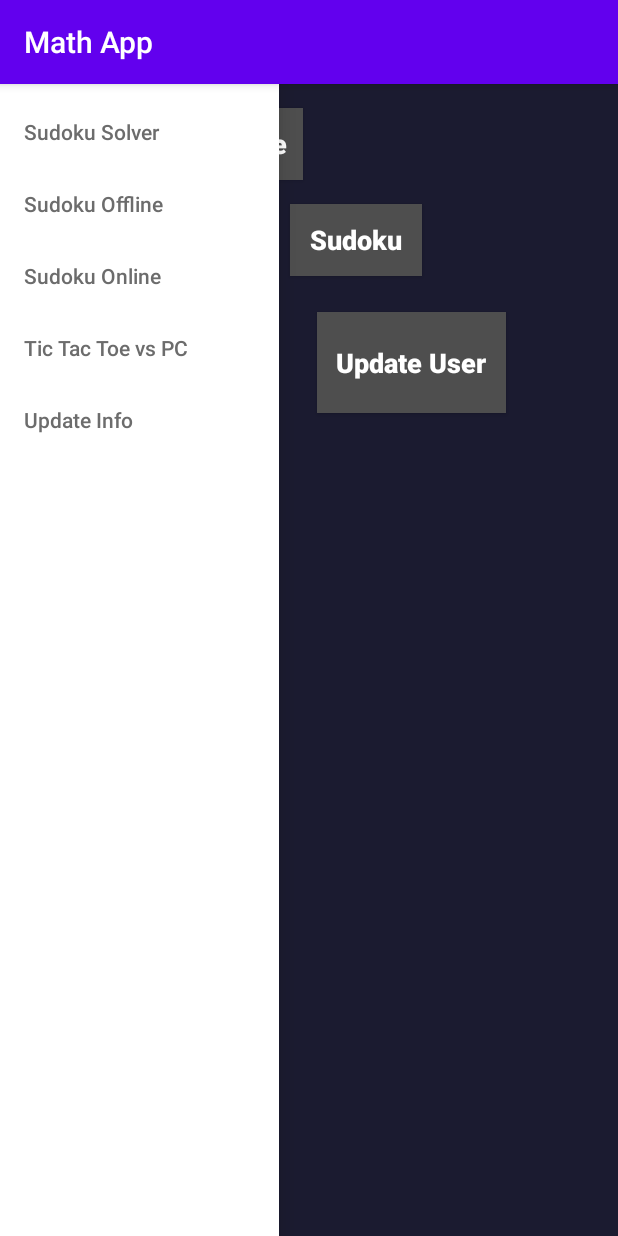
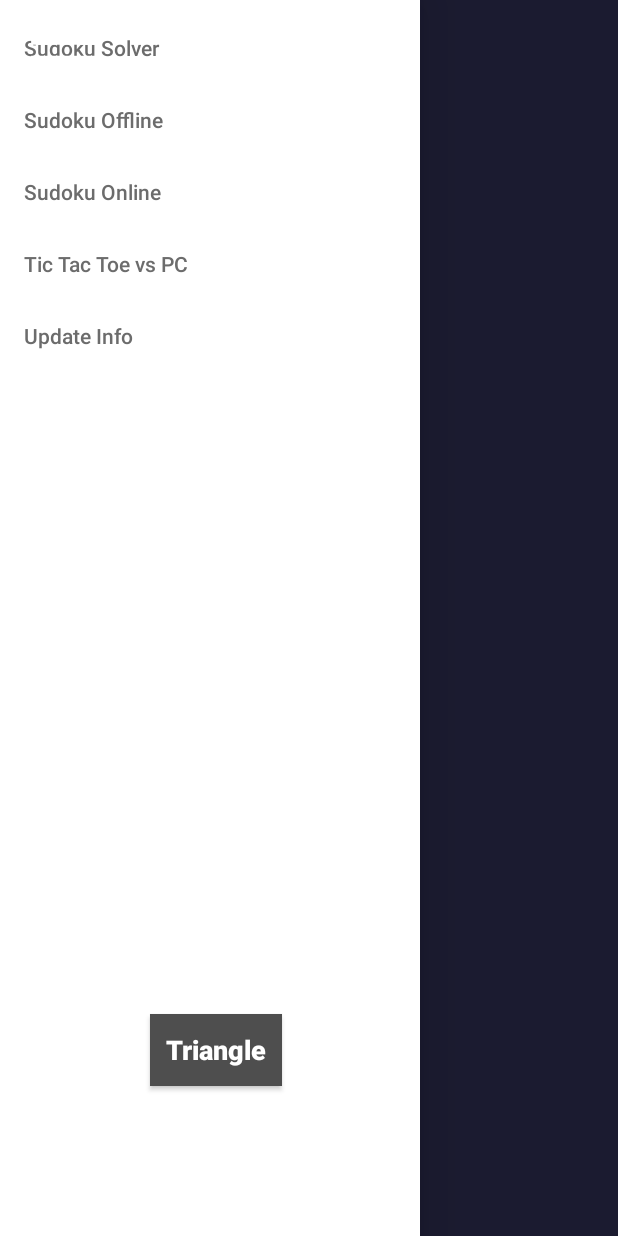
Before and after one commit to Schwartzblat/Sudoko-App, an Android app: the MainActivity screen opened directly, with no data from a screen before it, with the side drawer open, on a phone screen of 412 x 824 dp. Run offline under Robolectric (Android 15) with nearby library versions, the light colour scheme and no system bars.

Commit message:
navigation added

```diff
--- a/app/src/main/AndroidManifest.xml
+++ b/app/src/main/AndroidManifest.xml
@@ -33,8 +33,7 @@
         <activity android:name=".TicTacToePC" />
         <activity android:name=".Triangle" />
         <activity android:name=".sudokuSolver" />
-        <activity android:name=".MainActivity"
-            android:theme="@style/AppThemeMain" />
+        <activity android:name=".MainActivity" />
     </application>
 
 </manifest>
--- a/app/src/main/java/com/example/MathApp/MainActivity.java
+++ b/app/src/main/java/com/example/MathApp/MainActivity.java
@@ -6,12 +6,20 @@
 import android.content.SharedPreferences;
 import android.graphics.Color;
 import android.os.Bundle;
+import android.view.MenuItem;
 import android.view.View;
+import android.widget.Toast;
 
+import androidx.annotation.NonNull;
 import androidx.appcompat.app.AppCompatActivity;
+import androidx.core.view.GravityCompat;
+import androidx.drawerlayout.widget.DrawerLayout;
 
 public class MainActivity extends AppCompatActivity {
+
     String username, password;
+    int status = 0;
+
     @Override
     protected void onCreate(Bundle savedInstanceState) {
         super.onCreate(savedInstanceState);
@@ -19,42 +27,75 @@
         SharedPreferences data = getSharedPreferences("data",MODE_PRIVATE );
         username = data.getString("username", null);
         password = data.getString("password", null);
-        //((NavigationView)findViewById(R.id.navi)).
+        findViewById(R.id.closeNav).setVisibility(View.INVISIBLE);
+        findViewById(R.id.frame).setTranslationZ(-10);
+        ((DrawerLayout)findViewById(R.id.frame)).addDrawerListener(new DrawerLayout.DrawerListener() {
+            @Override
+            public void onDrawerSlide(@NonNull View drawerView, float slideOffset){
+            }
+
+            @Override
+            public void onDrawerOpened(@NonNull View drawerView) {
+            }
+
+            @Override
+            public void onDrawerClosed(@NonNull View drawerView) {
+                findViewById(R.id.closeNav).setVisibility(View.INVISIBLE);
+                findViewById(R.id.frame).setTranslationZ(-10);
+                status = 1;
+            }
+
+            @Override
+            public void onDrawerStateChanged(int newState) {
+                if(status==0) {
+                    findViewById(R.id.closeNav).setVisibility(View.VISIBLE);
+                    findViewById(R.id.closeNav).setTranslationZ(10);
+                    findViewById(R.id.frame).setTranslationZ(10);
+                }
+                status=0;
+            }
+        });
+
     }
 
-    public void launchSudokuSolver(View view){
+    public void launchSudokuSolver(MenuItem item){
         Intent i = new Intent(this, sudokuSolver.class);
         startActivity(i);
     }
 
-    public void launchTriangle(View view){
+    public void launchTriangle(View v){
         Intent i = new Intent(this, Triangle.class);
         startActivity(i);
     }
 
-    public void launchTicTacToePC(View v){
+    public void launchTicTacToePC(MenuItem item){
         Intent i = new Intent(this, TicTacToePC.class);
         startActivity(i);
     }
 
-    public void launchSudoku(View view){
+    public void launchSudoku(MenuItem item){
         Intent i = new Intent(this, sudokuOff.class);
         startActivity(i);
     }
 
-    public void launchRoom(View view){
+    public void launchRoom(MenuItem item){
         Intent i = new Intent(this, sudokuRoom.class);
         startActivity(i);
     }
 
-    public void launchUpdate(View view){
+    public void launchUpdate(MenuItem item){
         Intent i = new Intent(this, Update.class);
         startActivity(i);
     }
 
     @Override
     public void onBackPressed() {
-        createDialog("Are you sure you want to exit?", "yes", "no");
+        if(((DrawerLayout)findViewById(R.id.frame)).isDrawerOpen(GravityCompat.START)){
+            ((DrawerLayout)findViewById(R.id.frame)).closeDrawer(GravityCompat.START);
+        }
+        else{
+            createDialog("Are you sure you want to exit?", "yes", "no");
+        }
         //moveTaskToBack(true);
     }
 
@@ -79,4 +120,19 @@
         dialog.getButton(dialog.BUTTON_POSITIVE).setTextColor(Color.BLACK);
         dialog.getButton(dialog.BUTTON_NEGATIVE).setTextColor(Color.BLACK);
     }
+
+    public void openNav(View v){
+        ((DrawerLayout)findViewById(R.id.frame)).openDrawer(GravityCompat.START);
+    }
+
+    public void onClick1(View v){
+        alert("clicked");
+        findViewById(R.id.frame).setTranslationZ(-10);
+        ((DrawerLayout)findViewById(R.id.frame)).closeDrawer(GravityCompat.START);
+    }
+
+    public void alert(String alert){
+        Toast.makeText(this, alert, Toast.LENGTH_SHORT).show();
+    }
+
 }
--- /dev/null
+++ b/app/src/main/res/drawable/ic_baseline_menu_24.xml
@@ -0,0 +1,5 @@
+<vector android:height="24dp" android:tint="#FFFFFF"
+    android:viewportHeight="24" android:viewportWidth="24"
+    android:width="24dp" xmlns:android="http://schemas.android.com/apk/res/android">
+    <path android:fillColor="@android:color/white" android:pathData="M3,18h18v-2L3,16v2zM3,13h18v-2L3,11v2zM3,6v2h18L21,6L3,6z"/>
+</vector>
--- a/app/src/main/res/layout/activity_main.xml
+++ b/app/src/main/res/layout/activity_main.xml
@@ -5,30 +5,15 @@
     android:layout_width="match_parent"
     android:layout_height="match_parent"
     android:background="#1B1B30"
+    android:onClick="onClick1"
     tools:context=".MainActivity">
-
-    <Button
-        android:id="@+id/sudukuSolver"
-        android:layout_width="wrap_content"
-        android:layout_height="wrap_content"
-        android:layout_marginStart="16dp"
-        android:layout_marginTop="16dp"
-        android:background="#4E4E4E"
-        android:onClick="launchSudokuSolver"
-        android:text="@string/suduku"
-        android:textAllCaps="false"
-        android:textColor="@color/common_google_signin_btn_text_dark_default"
-        android:textSize="18sp"
-        android:textStyle="bold"
-        app:layout_constraintStart_toStartOf="parent"
-        app:layout_constraintTop_toTopOf="parent" />
 
     <Button
         android:id="@+id/Triangle"
         android:layout_width="wrap_content"
         android:layout_height="wrap_content"
-        android:layout_marginStart="10dp"
-        android:layout_marginTop="16dp"
+        android:layout_marginStart="100dp"
+        android:layout_marginBottom="100dp"
         android:background="#4E4E4E"
         android:onClick="launchTriangle"
         android:text="@string/triangle"
@@ -36,79 +21,14 @@
         android:textColor="@color/common_google_signin_btn_text_dark_default"
         android:textSize="18sp"
         android:textStyle="bold"
-        app:layout_constraintStart_toEndOf="@+id/sudukuSolver"
-        app:layout_constraintTop_toTopOf="parent" />
-
-    <Button
-        android:id="@+id/ticTacToe"
-        android:layout_width="wrap_content"
-        android:layout_height="wrap_content"
-        android:layout_marginStart="16dp"
-        android:layout_marginTop="16dp"
-        android:background="#4E4E4E"
-        android:onClick="launchTicTacToePC"
-        android:text="@string/tic_tac_toe_vs_pc"
-        android:textAllCaps="false"
-        android:textColor="@color/common_google_signin_btn_text_dark_default"
-        android:textSize="18sp"
-        android:textStyle="bold"
-        app:layout_constraintStart_toStartOf="parent"
-        app:layout_constraintTop_toBottomOf="@+id/sudukuSolver" />
-
-    <Button
-        android:id="@+id/button6"
-        android:layout_width="wrap_content"
-        android:layout_height="wrap_content"
-        android:layout_marginStart="32dp"
-        android:layout_marginTop="16dp"
-        android:background="#4E4E4E"
-        android:onClick="launchSudoku"
-        android:text="Sudoku"
-        android:textAllCaps="false"
-        android:textColor="@color/common_google_signin_btn_text_dark_default"
-        android:textSize="18sp"
-        android:textStyle="bold"
-        app:layout_constraintStart_toEndOf="@+id/ticTacToe"
-        app:layout_constraintTop_toBottomOf="@+id/Triangle" />
-
-    <Button
-        android:id="@+id/button5"
-        android:layout_width="147dp"
-        android:layout_height="65dp"
-        android:layout_marginStart="24dp"
-        android:layout_marginTop="24dp"
-        android:background="#4E4E4E"
-        android:onClick="launchRoom"
-        android:text="Sudoku Online"
-        android:textAllCaps="false"
-        android:textColor="@color/common_google_signin_btn_text_dark_default"
-        android:textSize="18sp"
-        android:textStyle="bold"
-        app:layout_constraintStart_toStartOf="parent"
-        app:layout_constraintTop_toBottomOf="@+id/ticTacToe" />
-
-    <Button
-        android:id="@+id/button4"
-        android:layout_width="126dp"
-        android:layout_height="67dp"
-        android:layout_marginStart="40dp"
-        android:layout_marginTop="24dp"
-        android:background="#4E4E4E"
-        android:onClick="launchUpdate"
-        android:text="Update User"
-        android:textAllCaps="false"
-        android:textColor="@color/common_google_signin_btn_text_dark_default"
-        android:textSize="18sp"
-        android:textStyle="bold"
-        app:layout_constraintStart_toEndOf="@+id/button5"
-        app:layout_constraintTop_toBottomOf="@+id/button6" />
-
+        app:layout_constraintBottom_toBottomOf="parent"
+        app:layout_constraintStart_toStartOf="parent" />
 
     <androidx.drawerlayout.widget.DrawerLayout
         android:id="@+id/frame"
-        android:layout_width="250dp"
+        android:layout_width="match_parent"
         android:layout_height="match_parent"
-        android:translationZ="10dp"
+        android:onClick="onClick1"
         tools:ignore="MissingConstraints">
 
         <com.google.android.material.navigation.NavigationView
@@ -117,9 +37,37 @@
             android:layout_height="match_parent"
             android:layout_gravity="start"
             android:background="#ffffff"
+            android:translationZ="10dp"
             app:itemIconTint="@color/gray"
             app:itemTextColor="@color/gray"
             app:menu="@menu/drawermenu"
             tools:ignore="MissingConstraints" />
+
     </androidx.drawerlayout.widget.DrawerLayout>
+
+
+    <ImageView
+        android:id="@+id/menuImg"
+        android:layout_width="66dp"
+        android:layout_height="59dp"
+        android:layout_marginStart="10dp"
+        android:layout_marginTop="10dp"
+        android:clickable="true"
+        android:onClick="openNav"
+        app:layout_constraintStart_toStartOf="parent"
+        app:layout_constraintTop_toTopOf="parent"
+        app:srcCompat="@drawable/ic_baseline_menu_24" />
+
+    <Button
+        android:id="@+id/closeNav"
+        android:layout_width="136dp"
+        android:layout_height="728dp"
+        android:alpha="0"
+        android:onClick="onClick1"
+        android:text="Button"
+        app:layout_constraintBottom_toBottomOf="parent"
+        app:layout_constraintEnd_toEndOf="parent"
+        app:layout_constraintTop_toTopOf="parent" />
+
+
 </androidx.constraintlayout.widget.ConstraintLayout>
--- a/app/src/main/res/menu/drawermenu.xml
+++ b/app/src/main/res/menu/drawermenu.xml
@@ -1,9 +1,22 @@
 <?xml version="1.0" encoding="utf-8"?>
 <menu xmlns:android="http://schemas.android.com/apk/res/android">
-    <item android:id="@+id/solver" android:title="Sudoku Solver"></item>
-    <item android:id="@+id/offline" android:title="Sudoku Offline"></item>
-    <item android:id="@+id/online" android:title="Sudoku Online"></item>
-    <item android:id="@+id/TicTacToe" android:title="Tic Tac Toe vs PC"></item>
-    <item android:id="@+id/update" android:title="Update Info"></item>
+    <item android:id="@+id/solver" android:title="Sudoku Solver"
+        android:onClick="launchSudokuSolver">
+    </item>
+    <item android:id="@+id/offline" android:title="Sudoku Offline"
+        android:onClick="launchSudoku">
+    </item>
+    <item
+        android:id="@+id/online"
+        android:title="Sudoku Online"
+        android:onClick="launchRoom" />
+    <item
+        android:id="@+id/TicTacToe"
+        android:title="Tic Tac Toe vs PC"
+        android:onClick="launchTicTacToePC" />
+    <item
+        android:id="@+id/update"
+        android:title="Update Info"
+        android:onClick="launchUpdate" />
 
 </menu>
--- a/app/src/main/res/values/styles.xml
+++ b/app/src/main/res/values/styles.xml
@@ -6,14 +6,6 @@
         <item name="colorPrimaryDark">@color/colorPrimaryDark</item>
         <item name="colorAccent">@color/colorAccent</item>
     </style>
-
-    <style name="AppThemeMain" parent="Theme.AppCompat.Light.DarkActionBar">
-        <!-- Customize your theme here. -->
-        <item name="colorPrimary">@color/colorPrimary</item>
-        <item name="colorPrimaryDark">@color/colorPrimaryDark</item>
-        <item name="colorAccent">@color/colorAccent</item>
-    </style>
-
 
     <style name="AlertDialogCustom" parent="Theme.AppCompat.Light.Dialog.Alert">
         <!-- Used for the title and text -->
```
